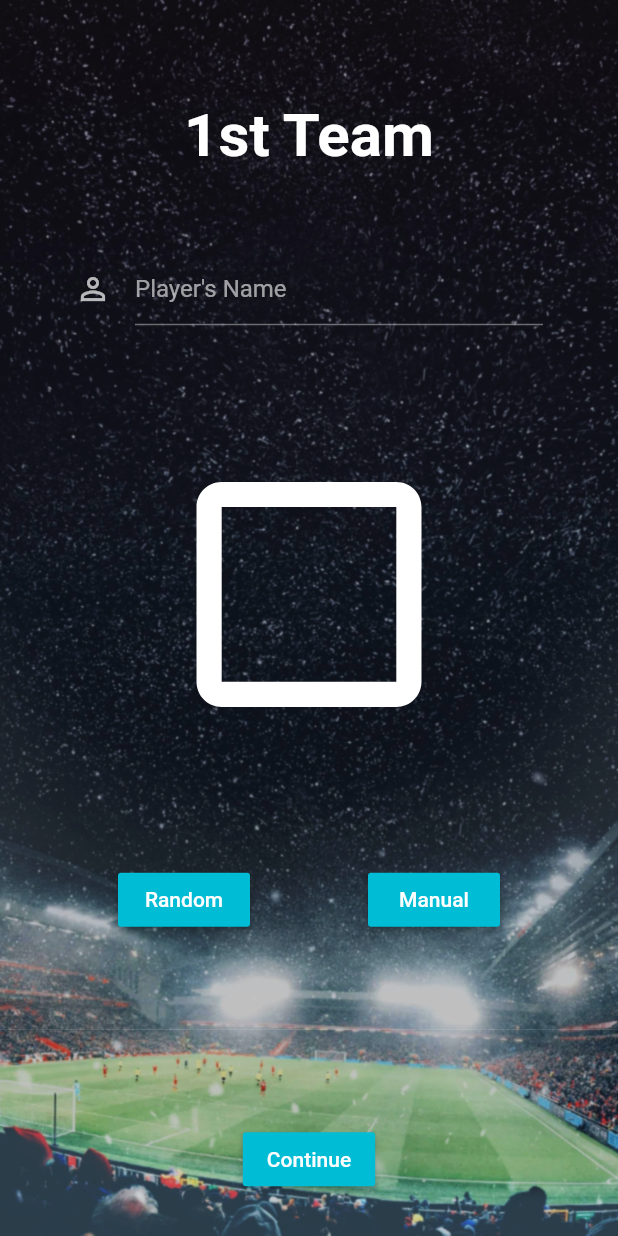
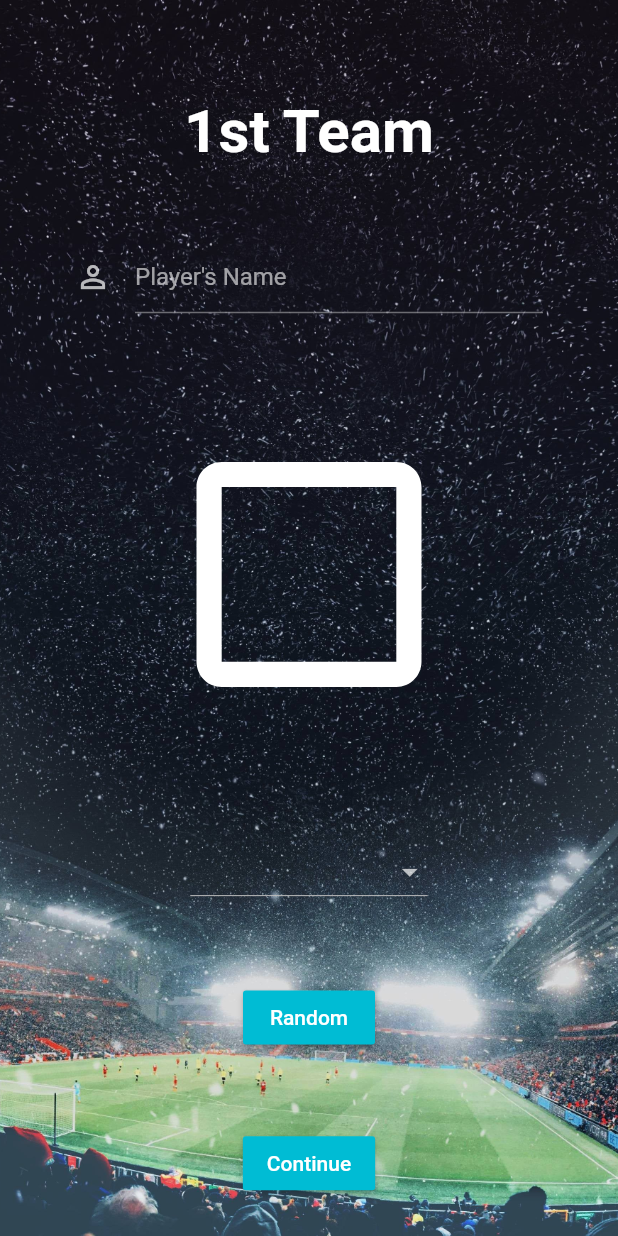
Before and after one commit to Milad9A/Picki, a Flutter app: the screen it shows after launch, on a phone screen of 412 x 824 dp. Run offline on Flutter 3.47's test engine with Material 2 defaults, Android fonts, the phone set to English and light mode, and no system bars; our stand-ins replace flutter_spinkit.

Commit message:
Updated the Design

```diff
--- a/lib/main.dart
+++ b/lib/main.dart
@@ -9,7 +9,10 @@ class MyApp extends StatelessWidget {
   Widget build(BuildContext context) {
     return MaterialApp(
       debugShowCheckedModeBanner: false,
-      theme: ThemeData.dark(),
+      theme: ThemeData.dark().copyWith(
+        primaryColor: Color(0xFF1D212B),
+        accentColor: Color(0xFF00BCD4),
+      ),
       home: LoadingScreen(),
     );
   }
--- a/lib/screens/loading_screen.dart
+++ b/lib/screens/loading_screen.dart
@@ -38,6 +38,7 @@ class _LoadingScreenState extends State<LoadingScreen> {
   @override
   Widget build(BuildContext context) {
     return Scaffold(
+      backgroundColor: Theme.of(context).primaryColor,
       body: Column(
         mainAxisAlignment: MainAxisAlignment.center,
         children: <Widget>[
@@ -46,6 +47,7 @@ class _LoadingScreenState extends State<LoadingScreen> {
             style: TextStyle(
               fontSize: 60.0,
               fontWeight: FontWeight.bold,
+              color: Color(0xFF00BCD4),
             ),
           ),
           SizedBox(
--- a/lib/screens/picking_screen.dart
+++ b/lib/screens/picking_screen.dart
@@ -29,27 +29,43 @@ class _PickingScreenState extends State<PickingScreen> {
   String team;
   final firstPlayerController = TextEditingController();
   final secondPlayerController = TextEditingController();
+
+  DropdownButton<String> manualSelection() {
+    List<DropdownMenuItem<String>> dropdownItems = [];
+    for (String team in teamsNamesList) {
+      var newTeam = DropdownMenuItem(
+        child: Text(team),
+        value: team,
+      );
+      dropdownItems.add(newTeam);
+    }
+
+    return DropdownButton<String>(
+      value: team,
+      items: dropdownItems,
+      onChanged: (value) {
+        setState(() {
+          team = value;
+          chose = true;
+        });
+      },
+    );
+  }
+
   @override
   Widget build(BuildContext context) {
-    return Stack(children: <Widget>[
-      Container(
-        constraints: BoxConstraints.expand(),
-        child: Image.asset(
-          'images/backgroundImage.jpg',
+    return Scaffold(
+      backgroundColor: Theme.of(context).primaryColor,
+      body: Container(
+        decoration: BoxDecoration(
+          image: DecorationImage(
+            image: AssetImage('images/backgroundImage.jpg'),
             fit: BoxFit.cover,
           ),
         ),
-      Positioned.fill(
-        child: BackdropFilter(
-          filter: ImageFilter.blur(
-            sigmaX: 0.5,
-            sigmaY: 0.5,
-          ),
-          child: Scaffold(
-            backgroundColor: Colors.black12,
-            body: Container(
         child: Column(
           mainAxisAlignment: MainAxisAlignment.spaceAround,
+          crossAxisAlignment: CrossAxisAlignment.center,
           children: <Widget>[
             Padding(
               padding: const EdgeInsets.only(top: 40.0),
@@ -63,13 +79,15 @@ class _PickingScreenState extends State<PickingScreen> {
             ),
             Padding(
               padding: const EdgeInsets.symmetric(horizontal: 50.0),
-                    child: TextFormField(
+              child: TextField(
                 controller: widget.screenNumber == 1
                     ? firstPlayerController
                     : secondPlayerController,
                 decoration: InputDecoration(
                   icon: Icon(Icons.person_outline),
                   hintText: "Player's Name",
+                  focusColor: Colors.red,
+                  hoverColor: Colors.red,
                 ),
               ),
             ),
@@ -82,9 +100,7 @@ class _PickingScreenState extends State<PickingScreen> {
                       size: 200.0,
                     ),
             ),
-                  Row(
-                    mainAxisAlignment: MainAxisAlignment.spaceEvenly,
-                    children: <Widget>[
+            manualSelection(),
             RaisedButton(
               color: Color(0xFF00BCD4),
               child: Text(
@@ -95,25 +111,12 @@ class _PickingScreenState extends State<PickingScreen> {
               ),
               onPressed: () {
                 setState(() {
-                            team = teamsNamesList[
-                                Random().nextInt(teamsNamesList.length)];
+                  team =
+                      teamsNamesList[Random().nextInt(teamsNamesList.length)];
                   chose = true;
                 });
               },
             ),
-                      RaisedButton(
-                        color: Color(0xFF00BCD4),
-                        child: Text(
-                          'Manual',
-                          style: TextStyle(
-                            color: Colors.white,
-                          ),
-                        ),
-                        onPressed: () {},
-                      ),
-                    ],
-                  ),
-                  Divider(),
             RaisedButton(
               color: Color(0xFF00BCD4),
               child: Text(
@@ -149,9 +152,6 @@ class _PickingScreenState extends State<PickingScreen> {
           ],
         ),
       ),
-          ),
-        ),
-      ),
-    ]);
+    );
   }
 }
```
Also changed, not shown: lib/screens/result_screen.dart (+18 -8 lines), lib/services/teams.dart (+0 -23 lines). Lines whose indentation alone changed are shown as unchanged.
